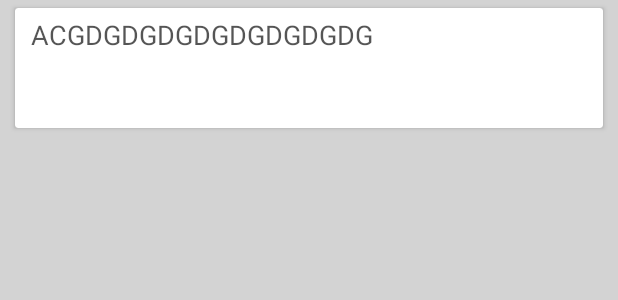
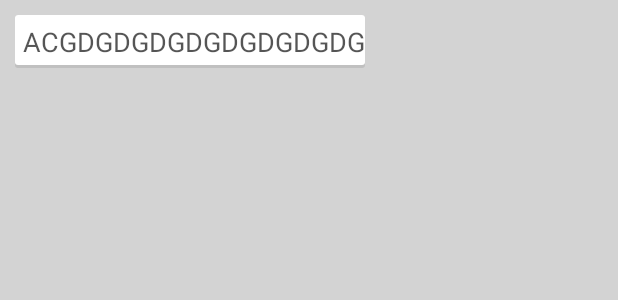
Before and after one commit to Nitijkatiyar/Lyfe, an Android app: the layout blood_fact_listitems.xml on its own in the app's theme, with its tools: preview values and no code run, on a phone screen of 412 x 824 dp. Shown: the top 300 px of the screen. Run offline under Robolectric (Android 15) with nearby library versions, the phone set to English and light mode, and no system bars.

Commit message:
committed code for cardview background

```diff
--- a/Lyfe/app/build.gradle
+++ b/Lyfe/app/build.gradle
@@ -29,6 +29,5 @@ dependencies {
     compile 'com.mikhaellopez:circularimageview:3.0.2'
     compile 'com.commit451:NativeStackBlur:1.0.2'
     compile 'com.android.support:recyclerview-v7:23.4.0'
-    compile 'com.android.support:cardview-v7:23.4.0'
     compile project(':facebookSDK')
 }
--- /dev/null
+++ b/Lyfe/app/src/main/java/com/bst/Lyfe/activities/DisclaimerActivity.java
@@ -0,0 +1,19 @@
+package com.bst.Lyfe.activities;
+
+import android.os.Bundle;
+import android.support.v7.app.AppCompatActivity;
+
+import com.bst.Lyfe.R;
+
+/**
+ * Created by nitij on 02-07-2016.
+ */
+public class DisclaimerActivity extends AppCompatActivity {
+
+    @Override
+    protected void onCreate(Bundle savedInstanceState) {
+        super.onCreate(savedInstanceState);
+        setContentView(R.layout.activity_disclaimer);
+
+    }
+}
--- a/Lyfe/app/src/main/java/com/bst/Lyfe/adapter/BloodFactsAdapter.java
+++ b/Lyfe/app/src/main/java/com/bst/Lyfe/adapter/BloodFactsAdapter.java
@@ -69,7 +69,6 @@ public class BloodFactsAdapter extends RecyclerView.Adapter<BloodFactsAdapter.Bl
         if (flag == true) {
 
             holder._blooddot.setVisibility(View.VISIBLE);
-            holder.cardView.getLayoutParams().height = LinearLayout.LayoutParams.WRAP_CONTENT;
             String myths = activity.getResources().getString(R.string.myths);
             String facts = activity.getResources().getString(R.string.facts);
             holder._blooddot.setText(Html.fromHtml(myths) + datamyth.get(position));
@@ -105,7 +104,7 @@ public class BloodFactsAdapter extends RecyclerView.Adapter<BloodFactsAdapter.Bl
             view = views;
             _blooddot = (TextView) view.findViewById(R.id.bloodDots);
             _bloodText = (TextView) view.findViewById(R.id.bloodText);
-            cardView = (CardView) view.findViewById(R.id.card_view);
+
 
 
         }
--- a/Lyfe/app/src/main/res/layout/blood_fact_listitems.xml
+++ b/Lyfe/app/src/main/res/layout/blood_fact_listitems.xml
@@ -7,29 +7,15 @@
     android:orientation="vertical">
 
 
-    <android.support.v7.widget.CardView
-        android:id="@+id/card_view"
-        android:layout_width="match_parent"
-        android:layout_height="80dp"
-        android:layout_gravity="center"
-        android:layout_marginRight="10dp"
-        android:layout_marginLeft="10dp"
-        android:layout_marginTop="5dp"
-        card_view:cardBackgroundColor="@color/colorWhite"
-        android:elevation="3dp"
-        android:paddingTop="5dp"
-        >
-
-        <LinearLayout
+    <LinearLayout
             android:layout_width="wrap_content"
             android:layout_height="wrap_content"
-            android:layout_marginLeft="5dp"
-            android:layout_marginRight="5dp"
-            android:layout_marginTop="5dp"
+            android:layout_marginLeft="10dp"
+            android:layout_marginRight="10dp"
+            android:layout_marginTop="10dp"
             android:orientation="vertical"
-
-
-            >
+            android:background="@drawable/card_backgroud_shape"
+        >
 
             <TextView
                 android:id="@+id/bloodDots"
@@ -37,6 +23,8 @@
                 android:layout_height="wrap_content"
                 android:singleLine="false"
                 android:layout_marginLeft="5dp"
+                android:layout_marginTop="5dp"
+                android:layout_marginBottom="5dp"
                 android:textColor="@color/colorTextSecondry"
                 android:textSize="18sp"
                 android:visibility="gone" />
@@ -46,16 +34,17 @@
                 android:layout_width="wrap_content"
                 android:layout_height="wrap_content"
                 android:layout_marginLeft="5dp"
+                android:layout_marginTop="5dp"
+                android:layout_marginBottom="5dp"
                 android:singleLine="false"
                 android:text="ACGDGDGDGDGDGDGDGDG"
                 android:textColor="@color/colorTextPrimary"
-                android:textSize="18dp" />
-                android:textColor="@color/colorTextBlack"
-                android:textSize="18sp" />
+                android:textSize="18dp"
+                />
 
 
         </LinearLayout>
-    </android.support.v7.widget.CardView>
+
 
     <View
         android:layout_width="wrap_content"
```
Also changed, not shown: Lyfe/app/src/main/java/com/bst/Lyfe/adapter/MyExpandableAdapter.java (+0 -14 lines), 96 other files.
